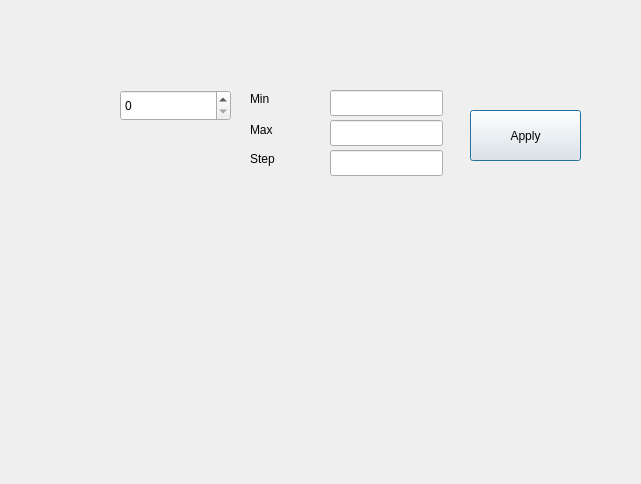
Qt form pyqt/src/Test8.ui (usuhong/dev_ws) before a commit.
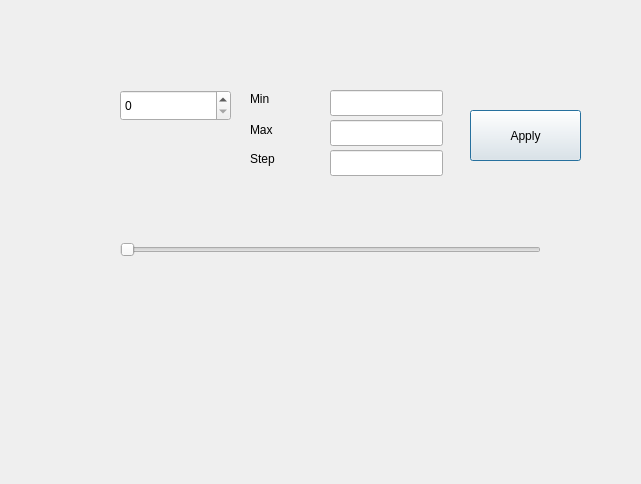
The same form after that commit.

The edit to the form file:
```diff
--- a/pyqt/src/Test8.ui
+++ b/pyqt/src/Test8.ui
@@ -118,6 +118,32 @@
     <string/>
    </property>
   </widget>
+  <widget class="QSlider" name="slider">
+   <property name="geometry">
+    <rect>
+     <x>120</x>
+     <y>240</y>
+     <width>421</width>
+     <height>20</height>
+    </rect>
+   </property>
+   <property name="orientation">
+    <enum>Qt::Horizontal</enum>
+   </property>
+  </widget>
+  <widget class="QLabel" name="sliderValue">
+   <property name="geometry">
+    <rect>
+     <x>310</x>
+     <y>270</y>
+     <width>66</width>
+     <height>18</height>
+    </rect>
+   </property>
+   <property name="text">
+    <string/>
+   </property>
+  </widget>
  </widget>
  <resources/>
  <connections/>
```
